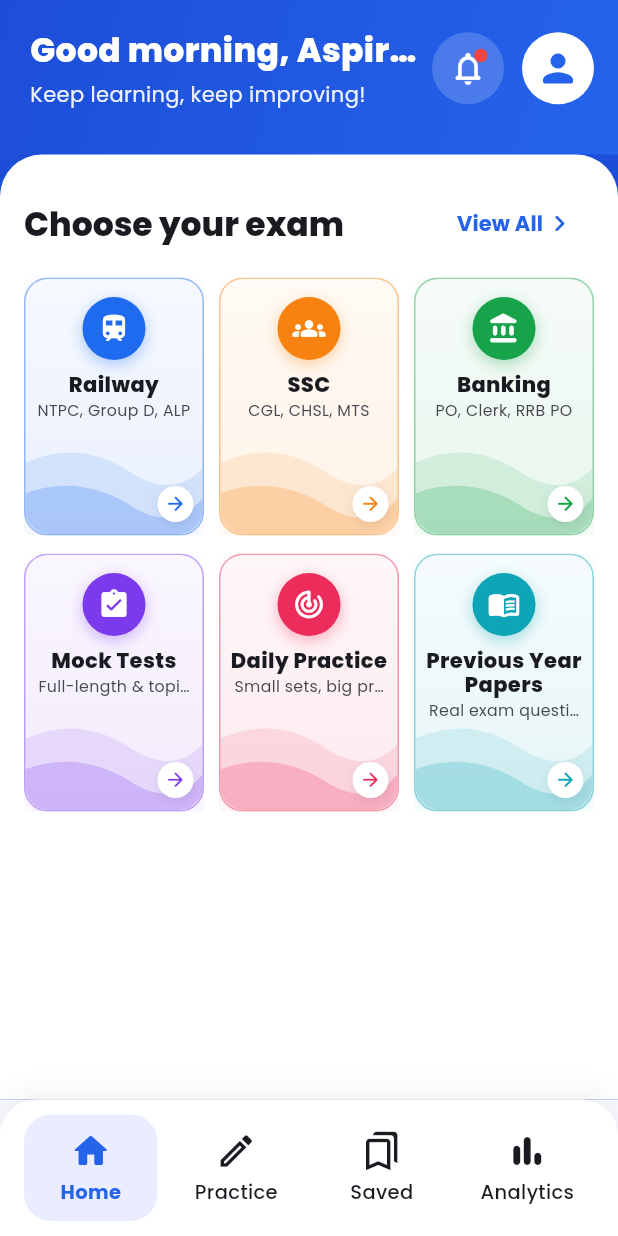
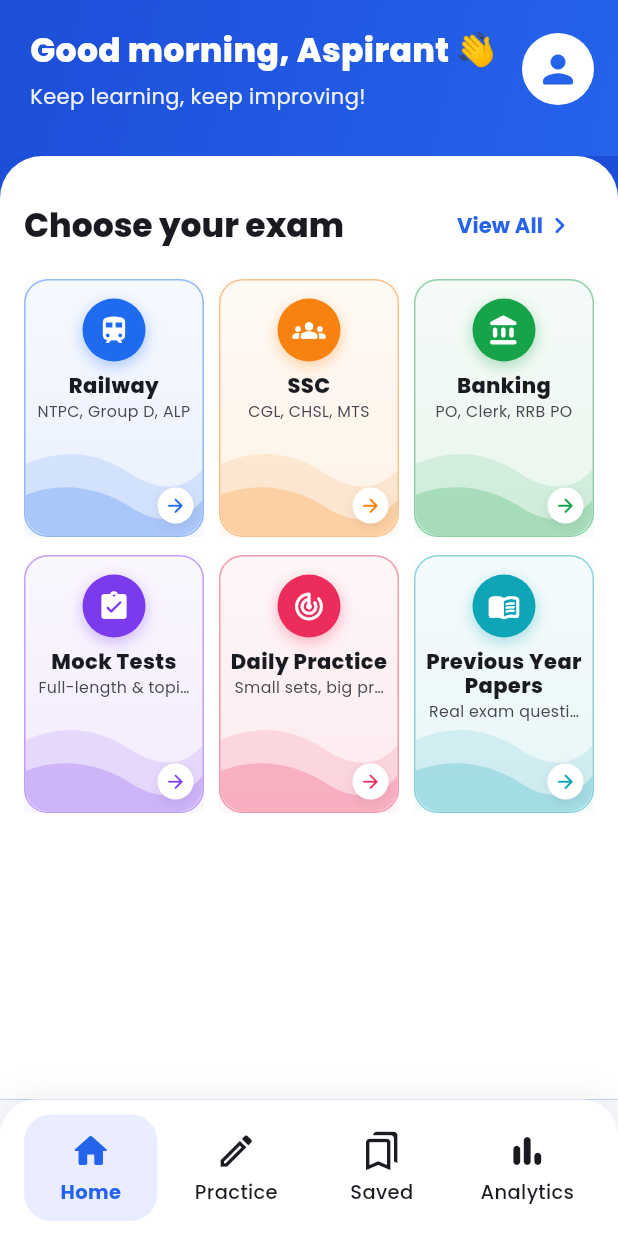
Before and after one commit to brijesh-bd/examgenius_ai, a Flutter app: the DashboardScreen screen opened by its route, on a phone screen of 412 x 824 dp. Run offline on Flutter 3.47's test engine with Material 3 defaults, Android fonts, the phone set to English and light mode, and no system bars; our stand-ins replace dio, flutter_riverpod, flutter_secure_storage, go_router, google_fonts, shared_preferences; accounts and stored records are empty; statements that could not run were skipped.

Commit message:
Fix phone connection, register exam dropdown; remove dashboard bell
- Default API URL 127.0.0.1:3000 (use: adb reverse tcp:3000 tcp:3000)
- Target exam dropdown shows loading and a localized error with Retry
- Remove notification icon from the home header

Co-Authored-By: Claude Opus 5.5 <noreply@anthropic.com>

```diff
--- a/lib/features/dashboard/presentation/screens/dashboard_screen.dart
+++ b/lib/features/dashboard/presentation/screens/dashboard_screen.dart
@@ -187,9 +187,6 @@ class _GreetingHeader extends ConsumerWidget {
     final name = rawName.isEmpty
         ? l10n.defaultStudentName
         : rawName.split(RegExp(r'\s+')).first;
-    final unread = ref.watch(
-      dashboardSummaryProvider.select((s) => s.value?.unreadNotifications ?? 0),
-    );
     final hour = DateTime.now().hour;
     final greeting = hour < 12
         ? l10n.greetingMorning(name)
@@ -223,21 +220,6 @@ class _GreetingHeader extends ConsumerWidget {
                       style: AppTextStyles.greetingSub,
                     ),
                   ],
-                ),
-              ),
-              _CircleButton(
-                tooltip: l10n.notifications,
-                onTap: () => context.openComingSoon(l10n.notifications),
-                background: Colors.white.withValues(alpha: 0.18),
-                child: Badge(
-                  isLabelVisible: unread > 0,
-                  smallSize: 9,
-                  backgroundColor: AppColors.error,
-                  child: const Icon(
-                    Icons.notifications_none_rounded,
-                    color: Colors.white,
-                    size: 26,
-                  ),
                 ),
               ),
               const SizedBox(width: 12),
```
Also changed, not shown: lib/core/network/api_config.dart (+9 -9 lines), lib/features/authentication/presentation/screens/register_screen.dart (+27 -1 lines).
